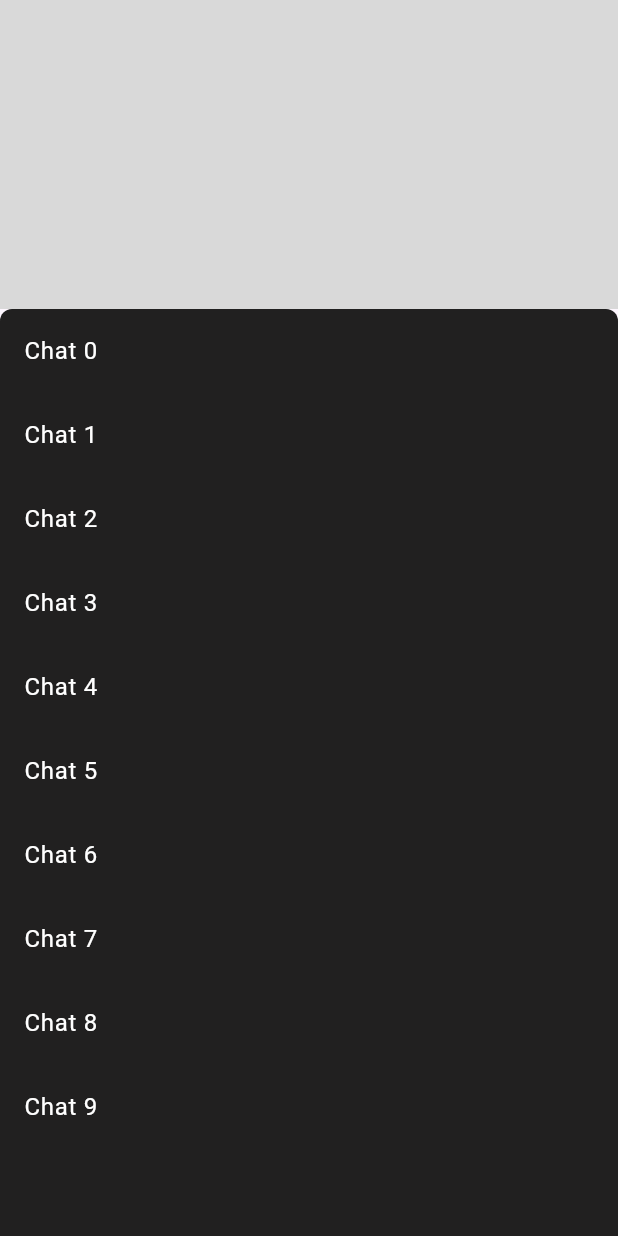
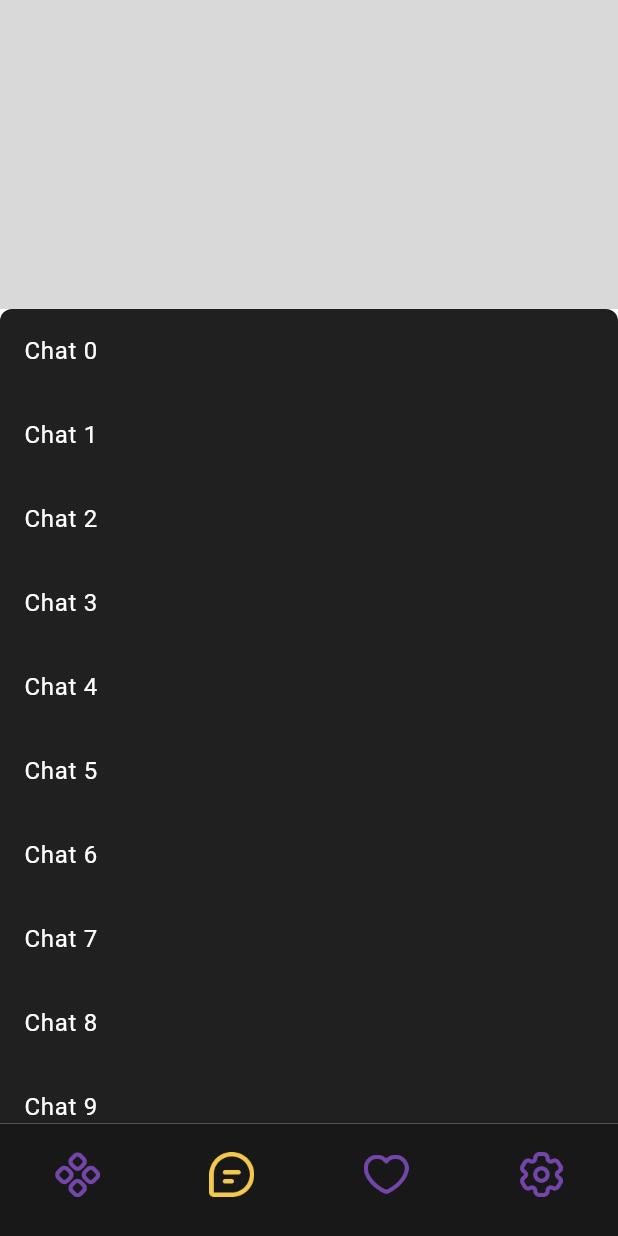
Before and after one commit to ramilsalihar/messenger, a Flutter app: the screen it shows after launch, on a phone screen of 412 x 824 dp. Run offline on Flutter 3.47's test engine with Material 3 defaults, Android fonts, the phone set to English and light mode, and no system bars.

Commit message:
adding app bottom bar

```diff
--- a/lib/pages/chats_page.dart
+++ b/lib/pages/chats_page.dart
@@ -1,4 +1,5 @@
 import 'package:flutter/material.dart';
+import 'package:messenger/widget/app_bottom_bar.dart';
 
 class ChatsPage extends StatelessWidget {
   const ChatsPage({super.key});
@@ -38,6 +39,10 @@ class ChatsPage extends StatelessWidget {
           ),
         ],
       ),
+      bottomNavigationBar: AppBottomBar(
+        selectedIndex: 1,
+        onItemTapped: (index) {},
+      ),
     );
   }
 }
--- a/lib/theme/app_colors.dart
+++ b/lib/theme/app_colors.dart
@@ -12,4 +12,8 @@ class AppColors {
   Color get popUpColor => const Color(0xFF0D1333);
 
   Color get buttonColor => const Color(0xFFAA044A);
+
+  Color get yellowColor => const Color(0xFFF2C94C);
+
+  Color get blackColor => const Color(0xFF191818);
 }
--- a/lib/theme/app_theme.dart
+++ b/lib/theme/app_theme.dart
@@ -12,5 +12,13 @@ class AppTheme {
       buttonColor: _colors.buttonColor,
       textTheme: ButtonTextTheme.primary,
     ),
-      textTheme: TextTheme());
+    colorScheme: ColorScheme.fromSwatch().copyWith(
+      secondary: _colors.yellowColor,
+    ),
+    bottomNavigationBarTheme: BottomNavigationBarThemeData(
+      backgroundColor: _colors.blackColor,
+      selectedItemColor: _colors.yellowColor,
+    ),
+    textTheme: TextTheme(),
+  );
 }
--- /dev/null
+++ b/lib/widget/app_bottom_bar.dart
@@ -0,0 +1,67 @@
+import 'package:flutter/material.dart';
+
+class AppBottomBar extends StatefulWidget {
+  const AppBottomBar({
+    super.key,
+    required this.selectedIndex,
+    required this.onItemTapped,
+  });
+
+  final int selectedIndex;
+  final void Function(int) onItemTapped;
+
+  @override
+  State<AppBottomBar> createState() => _AppBottomBarState();
+}
+
+class _AppBottomBarState extends State<AppBottomBar> {
+  @override
+  Widget build(BuildContext context) {
+    return BottomNavigationBar(
+      type: BottomNavigationBarType.fixed,
+      showUnselectedLabels: false,
+      showSelectedLabels: false,
+      currentIndex: widget.selectedIndex,
+      items: [
+        customNavBarItem('assets/icons/home.png', 0, context),
+        customNavBarItem('assets/icons/chat.png', 1, context),
+        customNavBarItem('assets/icons/favorites.png', 2, context),
+        customNavBarItem('assets/icons/settings.png', 3, context),
+      ],
+      onTap: widget.onItemTapped,
+    );
+  }
+
+  BottomNavigationBarItem customNavBarItem(
+    String path,
+    int index,
+    BuildContext context,
+  ) {
+    final theme = Theme.of(context);
+    return BottomNavigationBarItem(
+      label: '',
+      icon: Column(
+        children: [
+          const SizedBox(
+            height: 5,
+          ),
+          SizedBox(
+            height: 30,
+            width: 30,
+            child: widget.selectedIndex == index
+                ? Image.asset(
+                    path,
+                    color: theme.colorScheme.secondary,
+                  )
+                : Image.asset(
+                    path,
+                  ),
+          ),
+          const SizedBox(
+            height: 5,
+          ),
+        ],
+      ),
+    );
+  }
+}
```
Also changed, not shown: pubspec.yaml (+4 -54 lines), assets/icons/chat.png (added), assets/icons/favorites.png (added), assets/icons/home.png (added), assets/icons/settings.png (added). Lines whose indentation alone changed are shown as unchanged.
